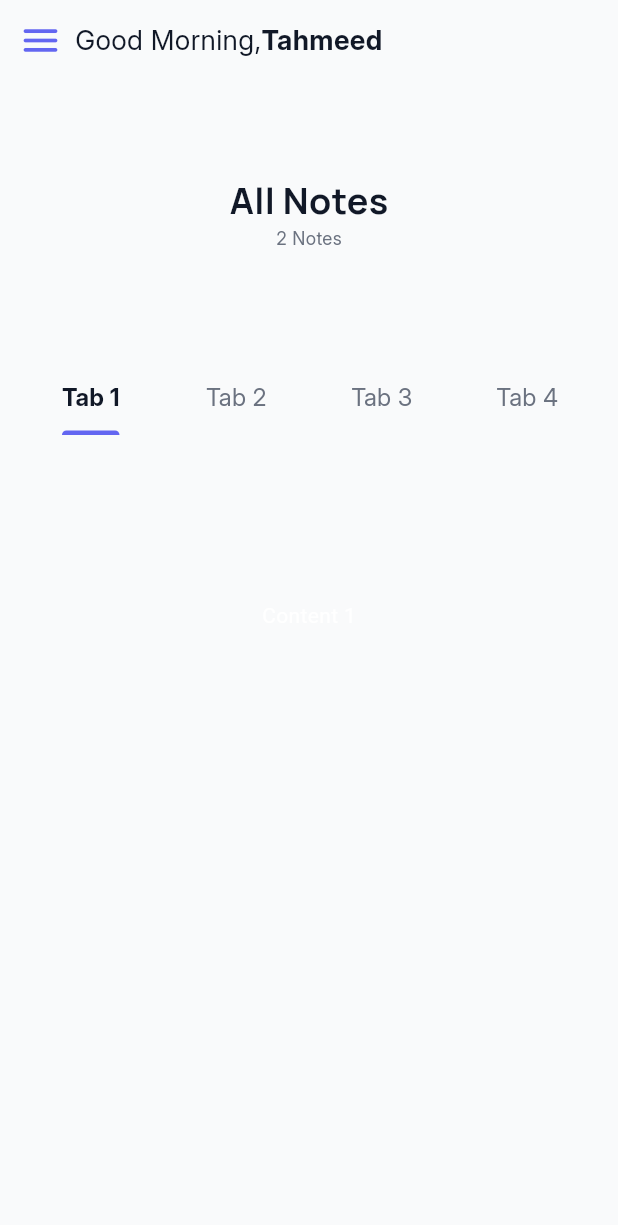
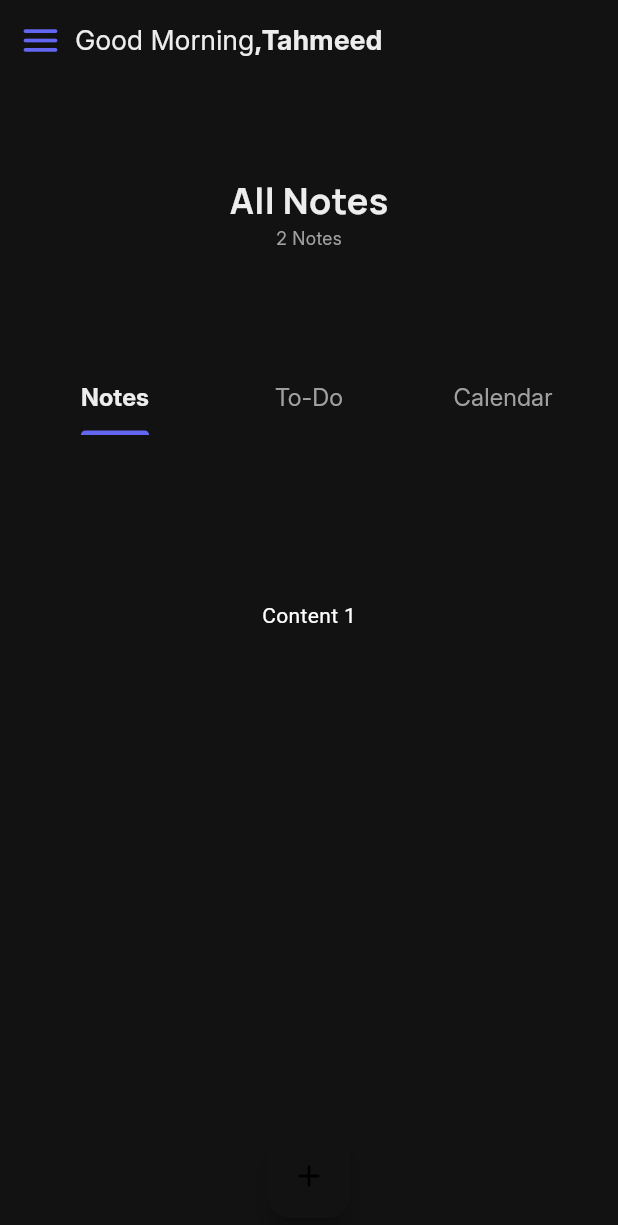
Before and after one commit to Tahmeedzam/dot-Planner, a Flutter app: the screen it shows after launch, on a phone screen of 412 x 824 dp. Shown: the top 1225 px of the screen. Run offline on Flutter 3.47's test engine with Material 3 defaults, Android fonts, the phone set to English and light mode, and no system bars.

Commit message:
working on tab

```diff
--- a/lib/components/customeAppBar.dart
+++ b/lib/components/customeAppBar.dart
@@ -25,7 +25,7 @@ class _CustomAppBarState extends State<CustomAppBar> {
           ),
           SizedBox(width: 8),
           Text(
-            'Good Morning,',
+            'Good Morning',
             style: TextStyle(
               fontFamily: 'Inter',
               fontSize: 18,
@@ -34,7 +34,7 @@ class _CustomAppBarState extends State<CustomAppBar> {
           ),
           Text(
             //todo: Change the name to user name
-            'Tahmeed',
+            ',Tahmeed',
             style: TextStyle(
               fontFamily: 'InterBold',
               fontSize: 18,
--- a/lib/components/middleTabBar.dart
+++ b/lib/components/middleTabBar.dart
@@ -9,7 +9,7 @@ class _MiddleTabBarState extends State<MiddleTabBar> {
   @override
   Widget build(BuildContext context) {
     return DefaultTabController(
-      length: 4, // number of tabs
+      length: 3, // number of tabs
       child: Scaffold(
         backgroundColor: Theme.of(context).colorScheme.primary,
         body: Center(
@@ -35,10 +35,9 @@ class _MiddleTabBarState extends State<MiddleTabBar> {
                 indicatorColor: Theme.of(context).colorScheme.tertiary,
                 indicatorAnimation: TabIndicatorAnimation.elastic,
                 tabs: const [
-                  Tab(text: "Tab 1"),
-                  Tab(text: "Tab 2"),
-                  Tab(text: "Tab 3"),
-                  Tab(text: "Tab 4"),
+                  Tab(text: "Notes"),
+                  Tab(text: "To-Do"),
+                  Tab(text: "Calendar"),
                 ],
               ),
               const SizedBox(height: 20),
@@ -66,12 +65,6 @@ class _MiddleTabBarState extends State<MiddleTabBar> {
                         style: TextStyle(color: Colors.white),
                       ),
                     ),
-                    Center(
-                      child: Text(
-                        "Content 4",
-                        style: TextStyle(color: Colors.white),
-                      ),
-                    ),
                   ],
                 ),
               ),
--- a/lib/main.dart
+++ b/lib/main.dart
@@ -15,8 +15,8 @@ class MyApp extends StatelessWidget {
     return MaterialApp(
       debugShowCheckedModeBanner: false,
       title: 'Dot.',
-      theme: lightMode,
-      // theme: darkMode,
+      // theme: lightMode,
+      theme: darkMode,
       home: NotesPage(),
     );
   }
--- a/lib/notesPage.dart
+++ b/lib/notesPage.dart
@@ -47,6 +47,7 @@ class _NotesPageState extends State<NotesPage> {
               ),
               // Container(height: 5, color: Colors.amber),
               Expanded(child: MiddleTabBar()),
+              FloatingActionButton(onPressed: () {}, child: Icon(Icons.add)),
             ],
           ),
         ),
```
